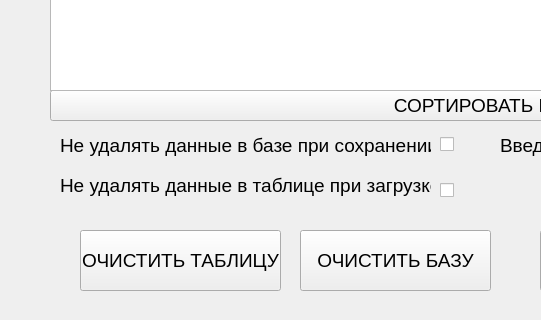
Qt form Rps_lab3_Semenkov_Egorova/main_window.ui (laindash/RPS_LAB2_SEMENKOV_EGOROVA) before a commit; both pictures show x 0 to 541 and y 280 to 600 of the 1022 by 600 pixel window.
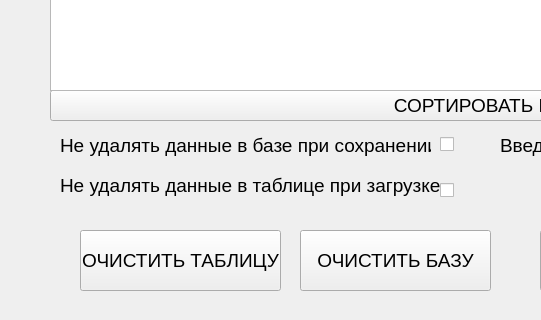
The same form after that commit.

Patch:
```diff
--- a/Rps_lab3_Semenkov_Egorova/main_window.ui
+++ b/Rps_lab3_Semenkov_Egorova/main_window.ui
@@ -221,7 +221,7 @@
      <rect>
       <x>60</x>
       <y>450</y>
-      <width>371</width>
+      <width>381</width>
       <height>31</height>
      </rect>
     </property>
```
